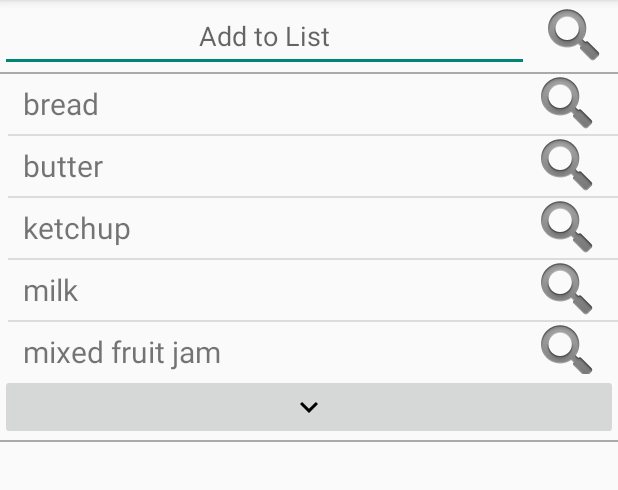
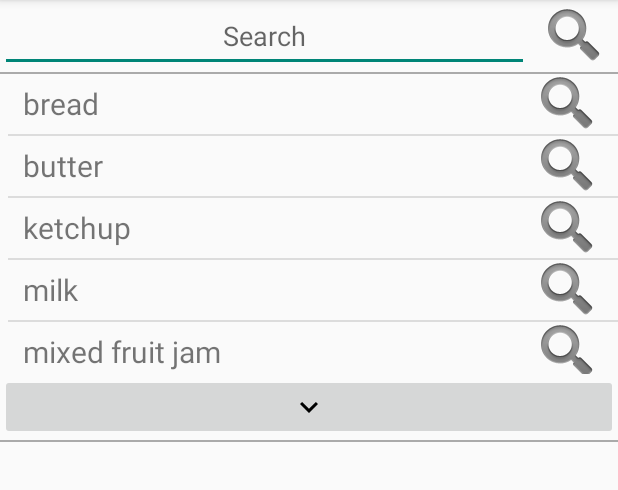
Before and after one commit to chinmay2312/ShopSmart, an Android app: the screen it shows after launch (Main2Activity), after a tap on "Button to search product", on a phone screen of 412 x 824 dp, the part 84-574 px from its top. Run offline under Robolectric (Android 15) with nearby library versions, the phone set to English and light mode, and no system bars; 2 statements that could not run were skipped.

Commit message:
- trigger search results when search page loads

```diff
--- a/app/src/main/java/com/chinmayg/hacks/shopsmart/SearchActivity.java
+++ b/app/src/main/java/com/chinmayg/hacks/shopsmart/SearchActivity.java
@@ -80,7 +80,11 @@ public class SearchActivity extends Activity {
 
         Intent srchQryIntent = getIntent();
         String srchStr = srchQryIntent.getStringExtra("SEARCH_STRING");
-        etSearch.setText(srchStr);
+        if(!srchStr.trim().isEmpty()) {
+			etSearch.setText(srchStr);
+			new PostSearch(this, srchStr).execute();
+		}
+
 
 
         siArrL = new ArrayList<>();
--- a/app/src/main/res/layout/activity_main2.xml
+++ b/app/src/main/res/layout/activity_main2.xml
@@ -20,7 +20,7 @@
             android:layout_weight="6"
             android:autofillHints=""
             android:gravity="center"
-            android:hint="@string/add_hint"
+            android:hint="Search"
             android:inputType="text" />
 
         <ImageButton
```
